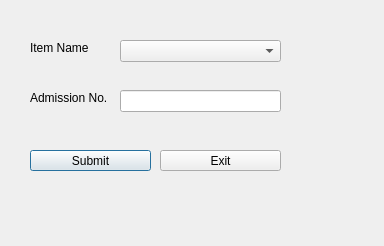
Qt form returnitems.ui (kamaubrian/InventoryC-Remodeled) before a commit.
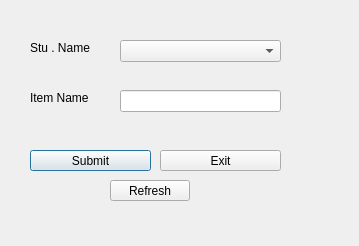
The same form after that commit.

Diff of the .ui file:
```diff
--- a/returnitems.ui
+++ b/returnitems.ui
@@ -6,7 +6,7 @@
    <rect>
     <x>0</x>
     <y>0</y>
-    <width>384</width>
+    <width>359</width>
     <height>246</height>
    </rect>
   </property>
@@ -23,7 +23,7 @@
     </rect>
    </property>
    <property name="text">
-    <string>Item Name</string>
+    <string>Stu . Name</string>
    </property>
   </widget>
   <widget class="QComboBox" name="comboBox">
@@ -46,7 +46,7 @@
     </rect>
    </property>
    <property name="text">
-    <string>Admission No.</string>
+    <string>Item Name</string>
    </property>
   </widget>
   <widget class="QLineEdit" name="lineEdit">
@@ -85,6 +85,22 @@
     <string>Exit</string>
    </property>
   </widget>
+  <widget class="QPushButton" name="refresh">
+   <property name="geometry">
+    <rect>
+     <x>110</x>
+     <y>180</y>
+     <width>80</width>
+     <height>21</height>
+    </rect>
+   </property>
+   <property name="styleSheet">
+    <string notr="true">ui-&gt;button-&gt;setStyleSheet(&quot;background-color: rgba(255, 255, 255, 0);&quot;);</string>
+   </property>
+   <property name="text">
+    <string>Refresh</string>
+   </property>
+  </widget>
  </widget>
  <resources/>
  <connections/>
```
Left out of the diff: 2 changed lines with no effect on the pictures.
